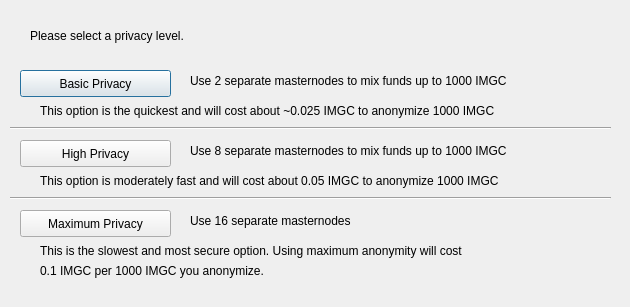
Qt form src/qt/forms/darksendconfig.ui (mceme/ImageCoin) before a commit.
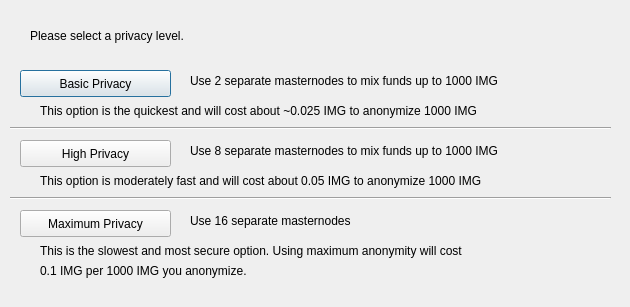
The same form after that commit.

Patch:
```diff
--- a/src/qt/forms/darksendconfig.ui
+++ b/src/qt/forms/darksendconfig.ui
@@ -75,7 +75,7 @@
     </rect>
    </property>
    <property name="text">
-    <string>Use 2 separate masternodes to mix funds up to 1000 IMGC</string>
+    <string>Use 2 separate masternodes to mix funds up to 1000 IMG</string>
    </property>
   </widget>
   <widget class="QLabel" name="label_3">
@@ -88,7 +88,7 @@
     </rect>
    </property>
    <property name="text">
-    <string>Use 8 separate masternodes to mix funds up to 1000 IMGC</string>
+    <string>Use 8 separate masternodes to mix funds up to 1000 IMG</string>
    </property>
   </widget>
   <widget class="QLabel" name="label_4">
@@ -114,7 +114,7 @@
     </rect>
    </property>
    <property name="text">
-    <string>This option is the quickest and will cost about ~0.025 IMGC to anonymize 1000 IMGC</string>
+    <string>This option is the quickest and will cost about ~0.025 IMG to anonymize 1000 IMG</string>
    </property>
   </widget>
   <widget class="QLabel" name="label_7">
@@ -127,7 +127,7 @@
     </rect>
    </property>
    <property name="text">
-    <string>This option is moderately fast and will cost about 0.05 IMGC to anonymize 1000 IMGC</string>
+    <string>This option is moderately fast and will cost about 0.05 IMG to anonymize 1000 IMG</string>
    </property>
   </widget>
   <widget class="QLabel" name="label_8">
@@ -153,7 +153,7 @@
     </rect>
    </property>
    <property name="text">
-    <string>0.1 IMGC per 1000 IMGC you anonymize.</string>
+    <string>0.1 IMG per 1000 IMG you anonymize.</string>
    </property>
   </widget>
   <widget class="Line" name="line">
```
